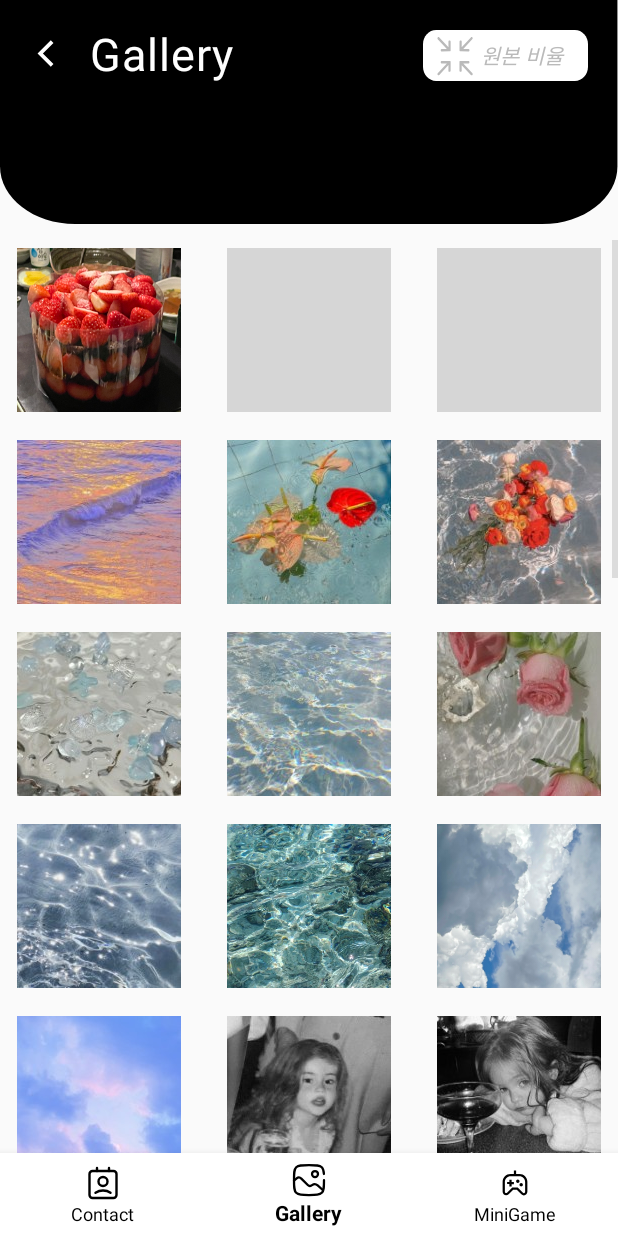
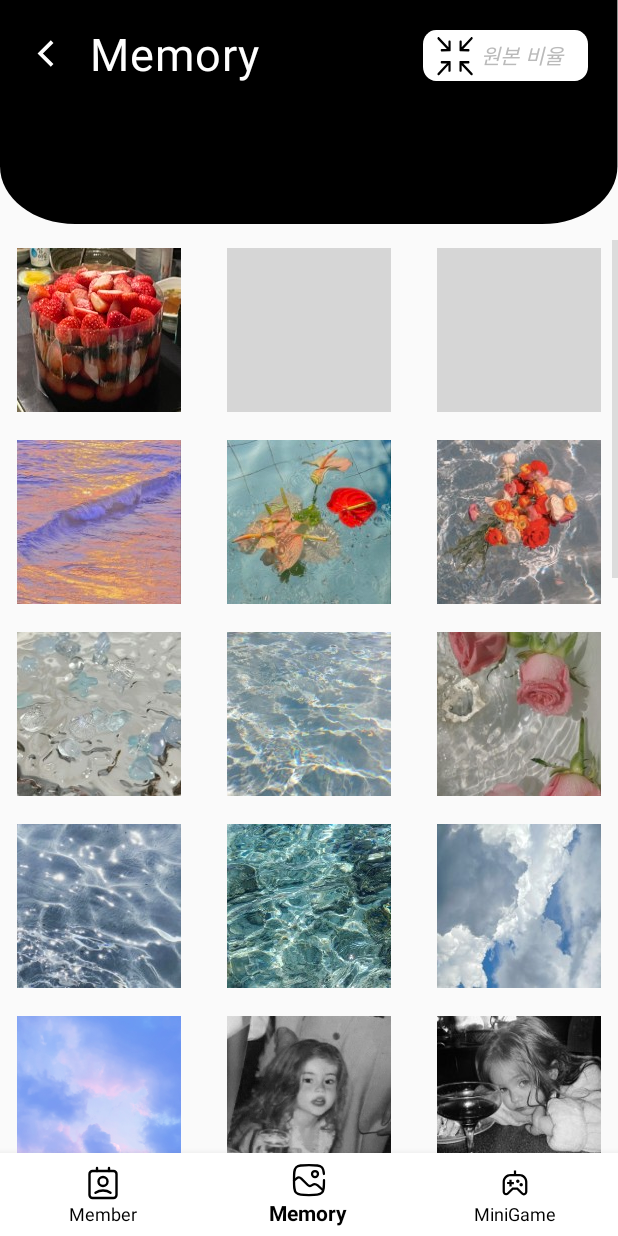
Before and after one commit to najiyeon/3M_Mad_Memoir_Mix, an Android app: the GalleryActivity screen opened directly, with no data from a screen before it, on a phone screen of 412 x 824 dp. Run offline under Robolectric (Android 15) with nearby library versions, the phone set to English and light mode, and no system bars; libraries missing offline, so code that uses them is left out: com.example.

Commit message:
title modified

```diff
--- a/MadMemoirMix/app/src/main/res/drawable/img_off.xml
+++ b/MadMemoirMix/app/src/main/res/drawable/img_off.xml
@@ -3,10 +3,12 @@
     android:height="36dp"
     android:viewportWidth="126"
     android:viewportHeight="36">
-    <path
-        android:fillColor="#FFFFFF"
-        android:pathData="M0 10c0-5.52 4.48-10 10-10h106c5.52 0 10 4.48 10 10v16c0 5.52-4.48 10-10 10h-106c-5.52 0-10-4.48-10-10z"/>
-    <path
-        android:fillColor="#BABABA"
-        android:pathData="M21.1 14.14v-6.1c-0.02-0.35-0.3-0.55-0.64-0.56h-0.43c-0.34 0-0.61 0.3-0.6 0.63l0.02 4.1-7.01-6.96c-0.33-0.33-0.86-0.33-1.2 0-0.32 0.33-0.32 0.86 0 1.2l6.99 6.93h-3.98c-0.34 0-0.66 0.24-0.7 0.64v0.43c0 0.35 0.28 0.63 0.62 0.64l6.05-0.03h0.01 0.31c0.17 0.01 0.32-0.05 0.43-0.16 0.11-0.11 0.15-0.27 0.15-0.44l-0.03-0.3 0.02-0.02Zm6.93 0.76c0.1 0.1 0.26 0.17 0.43 0.17h0.3l0.02-0.01 6.05 0.03c0.34-0.01 0.62-0.3 0.63-0.64v-0.43c-0.06-0.4-0.37-0.64-0.71-0.63l-3.98-0.01 6.98-6.94c0.33-0.33 0.33-0.86 0-1.2-0.33-0.32-0.86-0.32-1.19 0l-7.01 6.97 0.02-4.1c0.01-0.34-0.26-0.64-0.6-0.63h-0.43C28.2 7.5 27.92 7.7 27.9 8.04l-0.02 6.1 0.02 0.01-0.03 0.31c0 0.17 0.04 0.33 0.15 0.44Zm-7.06 7.18c-0.1-0.11-0.26-0.18-0.43-0.18l-0.3 0.01h-0.02l-6.05-0.02c-0.34 0-0.62 0.29-0.63 0.63v0.43c0.05 0.4 0.37 0.64 0.7 0.63l4 0.01-7 6.96c-0.32 0.33-0.32 0.87 0 1.2 0.34 0.33 0.87 0.33 1.2 0l7-6.99-0.01 4.12c-0.01 0.35 0.26 0.64 0.6 0.64h0.43c0.34-0.01 0.62-0.22 0.63-0.56l0.02-6.1s-0.02 0-0.02-0.02l0.03-0.33c0-0.17-0.04-0.33-0.15-0.44Zm9.8 1.51h3.98c0.34 0 0.66-0.23 0.7-0.64v-0.43c0-0.34-0.28-0.62-0.62-0.63h-6.05-0.01l-0.36-0.01c-0.17 0-0.33 0.11-0.44 0.22-0.1 0.11-0.15 0.27-0.14 0.44l0.03 0.3-0.02 0.02 0.02 6.1c0 0.35 0.29 0.55 0.63 0.56h0.46c0.34 0 0.6-0.3 0.6-0.63l-0.02-4.08 7.03 6.94c0.33 0.33 0.86 0.33 1.2 0 0.32-0.33 0.32-0.86 0-1.2l-7-6.96Z"/>
+    <group>
+        <path
+            android:fillColor="#FFFFFFFF"
+            android:pathData="M0 10c0-5.52 4.48-10 10-10h106c5.52 0 10 4.48 10 10v16c0 5.52-4.48 10-10 10h-106c-5.52 0-10-4.48-10-10z"/>
+        <path
+            android:fillColor="#FF000000"
+            android:pathData="M21.1 14.14v-6.1c-0.02-0.35-0.3-0.55-0.64-0.56h-0.43c-0.34 0-0.61 0.3-0.6 0.63l0.02 4.1-7.01-6.96c-0.33-0.33-0.86-0.33-1.2 0-0.32 0.33-0.32 0.86 0 1.2l6.99 6.93h-3.98c-0.34 0-0.66 0.24-0.7 0.64v0.43c0 0.35 0.28 0.63 0.62 0.64l6.05-0.03h0.01 0.31c0.17 0.01 0.32-0.05 0.43-0.16 0.11-0.11 0.15-0.27 0.15-0.44l-0.03-0.3 0.02-0.02Zm6.93 0.76c0.1 0.1 0.26 0.17 0.43 0.17h0.3l0.02-0.01 6.05 0.03c0.34-0.01 0.62-0.3 0.63-0.64v-0.43c-0.06-0.4-0.37-0.64-0.71-0.63l-3.98-0.01 6.98-6.94c0.33-0.33 0.33-0.86 0-1.2-0.33-0.32-0.86-0.32-1.19 0l-7.01 6.97 0.02-4.1c0.01-0.34-0.26-0.64-0.6-0.63h-0.43C28.2 7.5 27.92 7.7 27.9 8.04l-0.02 6.1 0.02 0.01-0.03 0.31c0 0.17 0.04 0.33 0.15 0.44Zm-7.06 7.18c-0.1-0.11-0.26-0.18-0.43-0.18l-0.3 0.01h-0.02l-6.05-0.02c-0.34 0-0.62 0.29-0.63 0.63v0.43c0.05 0.4 0.37 0.64 0.7 0.63l4 0.01-7 6.96c-0.32 0.33-0.32 0.87 0 1.2 0.34 0.33 0.87 0.33 1.2 0l7-6.99-0.01 4.12c-0.01 0.35 0.26 0.64 0.6 0.64h0.43c0.34-0.01 0.62-0.22 0.63-0.56l0.02-6.1s-0.02 0-0.02-0.02l0.03-0.33c0-0.17-0.04-0.33-0.15-0.44Zm9.8 1.51h3.98c0.34 0 0.66-0.23 0.7-0.64v-0.43c0-0.34-0.28-0.62-0.62-0.63h-6.05-0.01l-0.36-0.01c-0.17 0-0.33 0.11-0.44 0.22-0.1 0.11-0.15 0.27-0.14 0.44l0.03 0.3-0.02 0.02 0.02 6.1c0 0.35 0.29 0.55 0.63 0.56h0.46c0.34 0 0.6-0.3 0.6-0.63l-0.02-4.08 7.03 6.94c0.33 0.33 0.86 0.33 1.2 0 0.32-0.33 0.32-0.86 0-1.2l-7-6.96Z"/>
+    </group>
 </vector>
--- a/MadMemoirMix/app/src/main/res/drawable/img_on.xml
+++ b/MadMemoirMix/app/src/main/res/drawable/img_on.xml
@@ -3,10 +3,12 @@
     android:height="36dp"
     android:viewportWidth="126"
     android:viewportHeight="36">
-    <path
-        android:fillColor="#FFFFFF"
-        android:pathData="M0 10c0-5.52 4.48-10 10-10h106c5.52 0 10 4.48 10 10v16c0 5.52-4.48 10-10 10h-106c-5.52 0-10-4.48-10-10z"/>
-    <path
-        android:fillColor="#BABABA"
-        android:pathData="M29.08 15.1l7.26-7.2-0.02 4.08c0 0.34 0.26 0.64 0.6 0.63h0.44c0.34 0 0.62-0.21 0.63-0.55L38 5.96l-0.03-0.01 0.04-0.31c0-0.17-0.04-0.32-0.15-0.43-0.11-0.11-0.26-0.18-0.43-0.17h-0.31-0.02l-6.05-0.02c-0.34 0-0.62 0.29-0.63 0.63v0.43c0.05 0.4 0.37 0.64 0.7 0.63l4 0.01-7.24 7.2c-0.33 0.32-0.33 0.86 0 1.19 0.33 0.33 0.87 0.33 1.2 0Zm-9.14 6.8l-7.26 7.19 0.03-4.07c0-0.34-0.27-0.64-0.6-0.63h-0.47c-0.34 0-0.62 0.21-0.63 0.55L11 31.04l0.03 0.01-0.04 0.3c0 0.18 0.04 0.33 0.15 0.44 0.11 0.11 0.26 0.18 0.43 0.17h0.31 0.02l6.08 0.02c0.34 0 0.62-0.29 0.63-0.63v-0.43c-0.05-0.4-0.37-0.64-0.71-0.63l-3.99-0.01 7.23-7.19c0.33-0.33 0.33-0.86 0-1.2-0.33-0.32-0.86-0.32-1.19 0Zm18.07 9.13l-0.02-6.09c0-0.34-0.3-0.54-0.63-0.55h-0.44c-0.34 0-0.6 0.29-0.6 0.63l0.02 4.09-7.25-7.21c-0.33-0.33-0.87-0.33-1.2 0-0.33 0.33-0.33 0.86 0 1.19l7.24 7.19h-4c-0.33 0-0.65 0.23-0.7 0.64v0.43c0 0.34 0.29 0.62 0.63 0.63l6.05-0.03h0.02l0.3 0.01c0.18 0 0.33-0.06 0.44-0.17 0.11-0.1 0.15-0.26 0.15-0.43l-0.04-0.31 0.03-0.02ZM13.9 6.73l3.98-0.02c0.34 0.01 0.66-0.23 0.7-0.63V5.65c0-0.34-0.28-0.62-0.62-0.63l-6.08 0.02h-0.02-0.3c-0.18-0.01-0.33 0.06-0.44 0.17-0.11 0.1-0.15 0.26-0.15 0.43l0.04 0.3-0.03 0.03 0.02 6.09c0 0.34 0.3 0.54 0.63 0.55h0.46c0.34 0 0.61-0.29 0.6-0.63L12.69 7.9l7.26 7.2c0.33 0.32 0.86 0.32 1.2 0 0.32-0.33 0.32-0.87 0-1.2L13.9 6.72Z"/>
+    <group>
+        <path
+            android:fillColor="#FFFFFFFF"
+            android:pathData="M0 10c0-5.52 4.48-10 10-10h106c5.52 0 10 4.48 10 10v16c0 5.52-4.48 10-10 10h-106c-5.52 0-10-4.48-10-10z"/>
+        <path
+            android:fillColor="#FF000000"
+            android:pathData="M29.08 15.1l7.26-7.2-0.02 4.08c0 0.34 0.26 0.64 0.6 0.63h0.44c0.34 0 0.62-0.21 0.63-0.55L38 5.96l-0.03-0.01 0.04-0.31c0-0.17-0.04-0.32-0.15-0.43-0.11-0.11-0.26-0.18-0.43-0.17h-0.31-0.02l-6.05-0.02c-0.34 0-0.62 0.29-0.63 0.63v0.43c0.05 0.4 0.37 0.64 0.7 0.63l4 0.01-7.24 7.2c-0.33 0.32-0.33 0.86 0 1.19 0.33 0.33 0.87 0.33 1.2 0Zm-9.14 6.8l-7.26 7.19 0.03-4.07c0-0.34-0.27-0.64-0.6-0.63h-0.47c-0.34 0-0.62 0.21-0.63 0.55L11 31.04l0.03 0.01-0.04 0.3c0 0.18 0.04 0.33 0.15 0.44 0.11 0.11 0.26 0.18 0.43 0.17h0.31 0.02l6.08 0.02c0.34 0 0.62-0.29 0.63-0.63v-0.43c-0.05-0.4-0.37-0.64-0.71-0.63l-3.99-0.01 7.23-7.19c0.33-0.33 0.33-0.86 0-1.2-0.33-0.32-0.86-0.32-1.19 0Zm18.07 9.13l-0.02-6.09c0-0.34-0.3-0.54-0.63-0.55h-0.44c-0.34 0-0.6 0.29-0.6 0.63l0.02 4.09-7.25-7.21c-0.33-0.33-0.87-0.33-1.2 0-0.33 0.33-0.33 0.86 0 1.19l7.24 7.19h-4c-0.33 0-0.65 0.23-0.7 0.64v0.43c0 0.34 0.29 0.62 0.63 0.63l6.05-0.03h0.02l0.3 0.01c0.18 0 0.33-0.06 0.44-0.17 0.11-0.1 0.15-0.26 0.15-0.43l-0.04-0.31 0.03-0.02ZM13.9 6.73l3.98-0.02c0.34 0.01 0.66-0.23 0.7-0.63V5.65c0-0.34-0.28-0.62-0.62-0.63l-6.08 0.02h-0.02-0.3c-0.18-0.01-0.33 0.06-0.44 0.17-0.11 0.1-0.15 0.26-0.15 0.43l0.04 0.3-0.03 0.03 0.02 6.09c0 0.34 0.3 0.54 0.63 0.55h0.46c0.34 0 0.61-0.29 0.6-0.63L12.69 7.9l7.26 7.2c0.33 0.32 0.86 0.32 1.2 0 0.32-0.33 0.32-0.87 0-1.2L13.9 6.72Z"/>
+    </group>
 </vector>
--- a/MadMemoirMix/app/src/main/res/layout/activity_contact.xml
+++ b/MadMemoirMix/app/src/main/res/layout/activity_contact.xml
@@ -47,7 +47,7 @@
         android:id="@+id/contactTitle"
         android:layout_width="wrap_content"
         android:layout_height="wrap_content"
-        android:text="Contact List"
+        android:text="Member"
         android:textAppearance="@style/title_"
         android:lineSpacingExtra="-1sp"
         android:gravity="center_vertical"
--- a/MadMemoirMix/app/src/main/res/layout/activity_gallery.xml
+++ b/MadMemoirMix/app/src/main/res/layout/activity_gallery.xml
@@ -30,7 +30,7 @@
         android:id="@+id/galleryTitle"
         android:layout_width="wrap_content"
         android:layout_height="wrap_content"
-        android:text="Gallery"
+        android:text="Memory"
         android:textAppearance="@style/title_"
         android:lineSpacingExtra="-1sp"
         android:gravity="center_vertical"
--- a/MadMemoirMix/app/src/main/res/menu/bottom_navigation_tab.xml
+++ b/MadMemoirMix/app/src/main/res/menu/bottom_navigation_tab.xml
@@ -6,13 +6,13 @@
         app:showAsAction="always"
         android:enabled="true"
         android:icon="@drawable/icon_contact"
-        android:title="Contact"/>
+        android:title="Member"/>
     <item
         android:id="@+id/menu_Gallery"
         app:showAsAction="always"
         android:enabled="true"
         android:icon="@drawable/icon_gallery"
-        android:title="Gallery"/>
+        android:title="Memory"/>
     <item
         android:id="@+id/menu_MiniGame"
         app:showAsAction="always"
```
